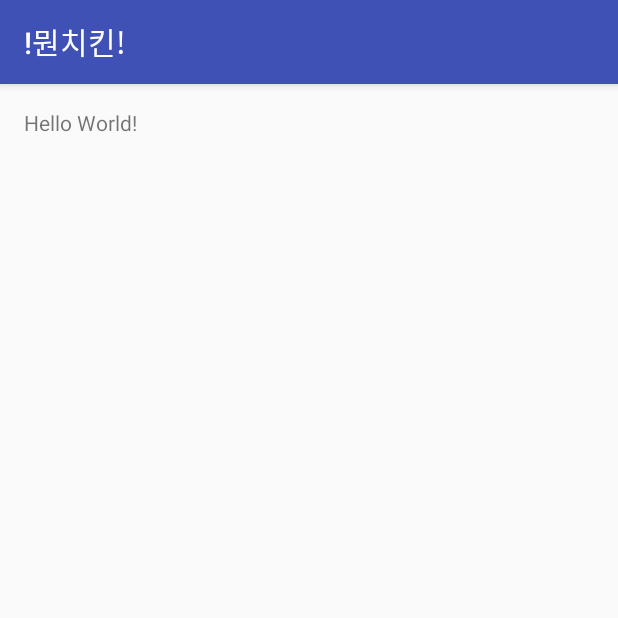
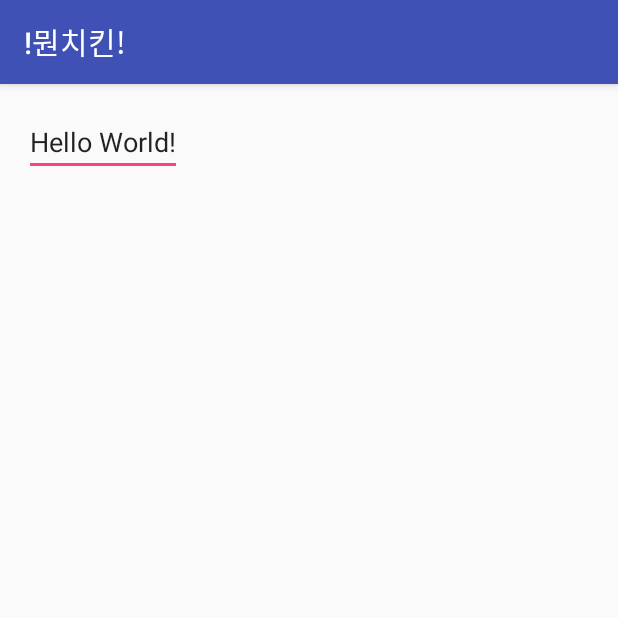
Before and after one commit to yujinyoung/randomgame, an Android app: the ResultActivity screen opened directly, with no data from a screen before it, on a phone screen of 412 x 824 dp, the top half of it. Run offline under Robolectric (Android 15) with nearby library versions, the phone set to English and light mode, and no system bars.

Commit message:
#3 implement Activity

```diff
--- a/app/src/main/res/layout/activity_main.xml
+++ b/app/src/main/res/layout/activity_main.xml
@@ -9,8 +9,11 @@
     android:paddingTop="@dimen/activity_vertical_margin"
     tools:context="kr.hs.emirim.dbwlsdud0407.monchicken.MainActivity">
 
-    <TextView
+    <EditText
+        android:id="@+id/name"
         android:layout_width="wrap_content"
         android:layout_height="wrap_content"
         android:text="Hello World!" />
+
+
 </RelativeLayout>
```
Also changed, not shown: app/src/main/java/kr/hs/emirim/dbwlsdud0407/monchicken/MainActivity.java (+18 -3 lines).
